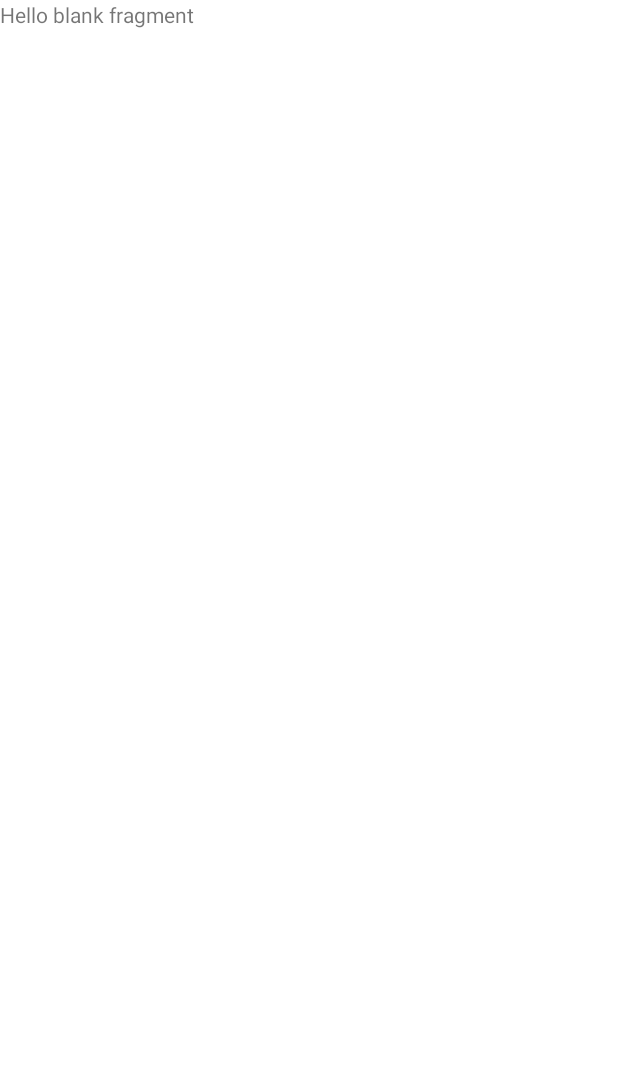
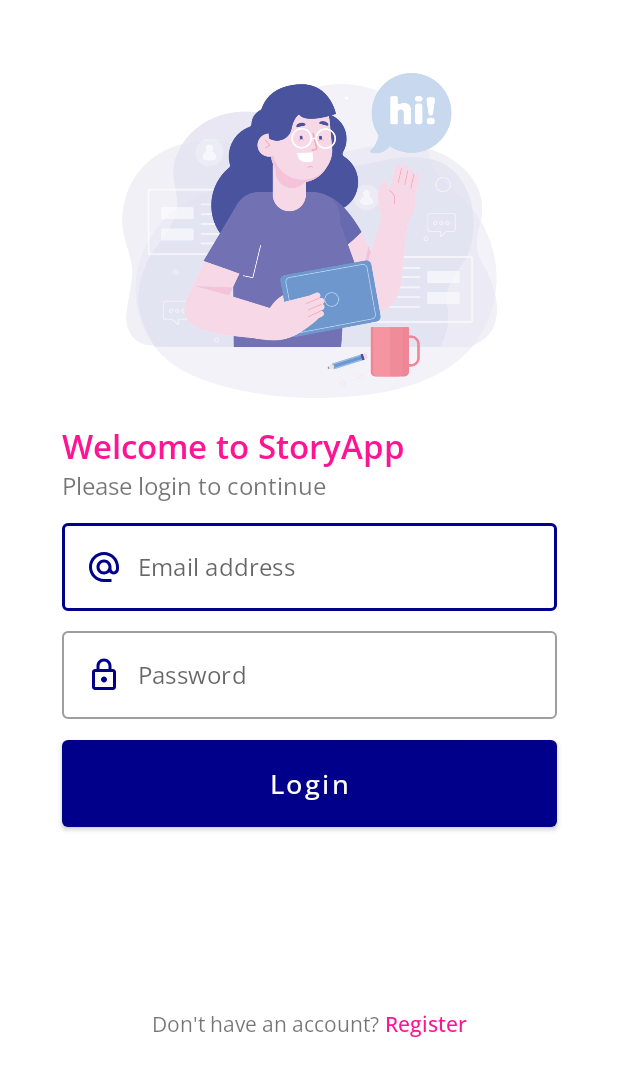
Before and after one commit to fatkhurhmn/dicoding-android-intermediate-submission, an Android app: the screen it shows after launch (AuthenticationActivity), on a phone screen of 412 x 824 dp. Before the commit the part shown is almost empty. Shown: the top 1076 px of the screen. Run offline under Robolectric (Android 15) with nearby library versions, the phone set to English and light mode, and no system bars.

Commit message:
create UI for login (potrait)

```diff
--- a/app/src/main/res/layout/fragment_login.xml
+++ b/app/src/main/res/layout/fragment_login.xml
@@ -1,14 +1,101 @@
 <?xml version="1.0" encoding="utf-8"?>
-<FrameLayout xmlns:android="http://schemas.android.com/apk/res/android"
+<ScrollView xmlns:android="http://schemas.android.com/apk/res/android"
+    xmlns:app="http://schemas.android.com/apk/res-auto"
     xmlns:tools="http://schemas.android.com/tools"
     android:layout_width="match_parent"
     android:layout_height="match_parent"
+    android:fillViewport="true"
     tools:context=".ui.auth.login.LoginFragment">
 
-    <!-- TODO: Update blank fragment layout -->
-    <TextView
+    <androidx.constraintlayout.widget.ConstraintLayout
         android:layout_width="match_parent"
-        android:layout_height="match_parent"
-        android:text="@string/hello_blank_fragment" />
+        android:layout_height="wrap_content"
+        android:padding="16dp">
 
-</FrameLayout>
+        <ImageView
+            android:id="@+id/img_welcome_illustration"
+            android:layout_width="250dp"
+            android:layout_height="250dp"
+            android:layout_marginTop="16dp"
+            android:contentDescription="@string/welcome"
+            android:src="@drawable/welcome_illustration"
+            app:layout_constraintEnd_toEndOf="parent"
+            app:layout_constraintStart_toStartOf="parent"
+            app:layout_constraintTop_toTopOf="parent" />
+
+        <TextView
+            android:id="@+id/tv_welcome"
+            style="@style/Text.Title.Auth"
+            android:fontFamily="@font/opensans_semibold"
+            android:text="@string/welcome"
+            app:layout_constraintStart_toStartOf="@id/til_email"
+            app:layout_constraintTop_toBottomOf="@id/img_welcome_illustration" />
+
+        <TextView
+            android:id="@+id/tv_login"
+            style="@style/Text.Content"
+            android:text="@string/please_login"
+            android:textSize="16sp"
+            app:layout_constraintStart_toStartOf="@id/til_email"
+            app:layout_constraintTop_toBottomOf="@id/tv_welcome" />
+
+        <com.google.android.material.textfield.TextInputLayout
+            android:id="@+id/til_email"
+            style="@style/TextInputLayout"
+            android:layout_marginTop="8dp"
+            app:layout_constraintEnd_toEndOf="parent"
+            app:layout_constraintStart_toStartOf="parent"
+            app:layout_constraintTop_toBottomOf="@id/tv_login">
+
+            <academy.bangkit.storyapp.views.EmailEditText
+                android:id="@+id/edt_login_email"
+                style="@style/EditText" />
+        </com.google.android.material.textfield.TextInputLayout>
+
+        <com.google.android.material.textfield.TextInputLayout
+            android:id="@+id/til_password"
+            style="@style/TextInputLayout"
+            android:layout_marginTop="8dp"
+            app:layout_constraintEnd_toEndOf="parent"
+            app:layout_constraintStart_toStartOf="parent"
+            app:layout_constraintTop_toBottomOf="@id/til_email">
+
+            <academy.bangkit.storyapp.views.PasswordEditText
+                android:id="@+id/edt_login_password"
+                style="@style/EditText" />
+        </com.google.android.material.textfield.TextInputLayout>
+
+        <Button
+            android:id="@+id/btn_login"
+            style="@style/Button.Auth"
+            android:layout_marginTop="8dp"
+            android:text="@string/login"
+            app:layout_constraintEnd_toEndOf="parent"
+            app:layout_constraintStart_toStartOf="parent"
+            app:layout_constraintTop_toBottomOf="@id/til_password" />
+
+        <LinearLayout
+            android:layout_width="wrap_content"
+            android:layout_height="wrap_content"
+            android:orientation="horizontal"
+            app:layout_constraintBottom_toBottomOf="parent"
+            app:layout_constraintEnd_toEndOf="@id/btn_login"
+            app:layout_constraintStart_toStartOf="@id/btn_login"
+            app:layout_constraintTop_toBottomOf="@id/btn_login">
+
+            <TextView
+                android:id="@+id/tv_no_account"
+                style="@style/Text.Content"
+                android:text="@string/dont_have_account" />
+
+            <TextView
+                style="@style/Text.Content"
+                android:layout_marginStart="4dp"
+                android:clickable="true"
+                android:focusable="true"
+                android:fontFamily="@font/opensans_medium"
+                android:text="@string/register"
+                android:textColor="@color/pink_500" />
+        </LinearLayout>
+    </androidx.constraintlayout.widget.ConstraintLayout>
+</ScrollView>
```
Also changed, not shown: app/src/main/res/drawable/welcome_illustration.png (added).
